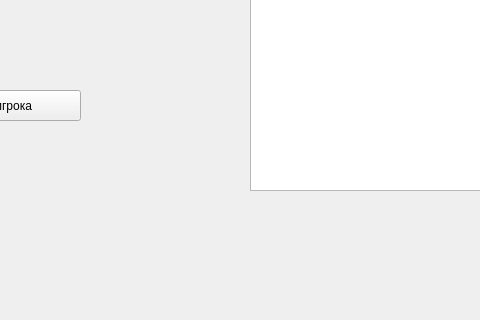
Old version of the form uis/players_ui.ui in the repository Nermitor/PyQt_Project; both pictures show x 130 to 610 and y 280 to 600 of the 800 by 600 pixel window.
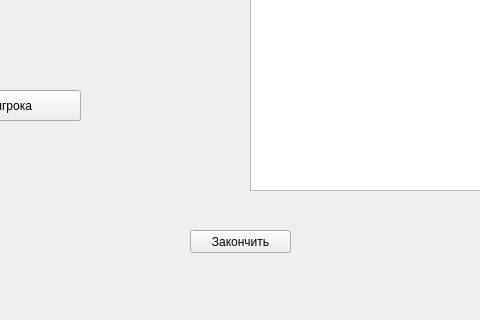
New version of the form.

Diff of the .ui file:
```diff
--- a/uis/players_ui.ui
+++ b/uis/players_ui.ui
@@ -157,6 +157,19 @@
      </rect>
     </property>
    </widget>
+   <widget class="QPushButton" name="ok_btn">
+    <property name="geometry">
+     <rect>
+      <x>320</x>
+      <y>510</y>
+      <width>101</width>
+      <height>23</height>
+     </rect>
+    </property>
+    <property name="text">
+     <string>Закончить</string>
+    </property>
+   </widget>
   </widget>
   <widget class="QMenuBar" name="menubar">
    <property name="geometry">
```
Left out of the diff: 2 changed lines with no effect on the pictures.
